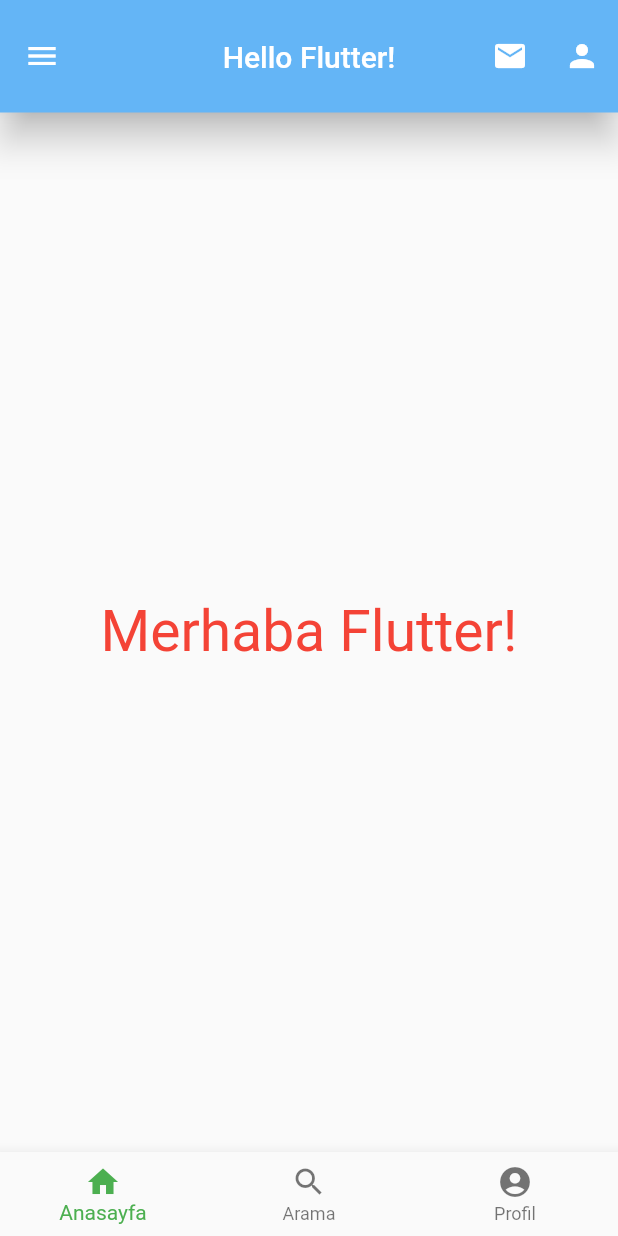
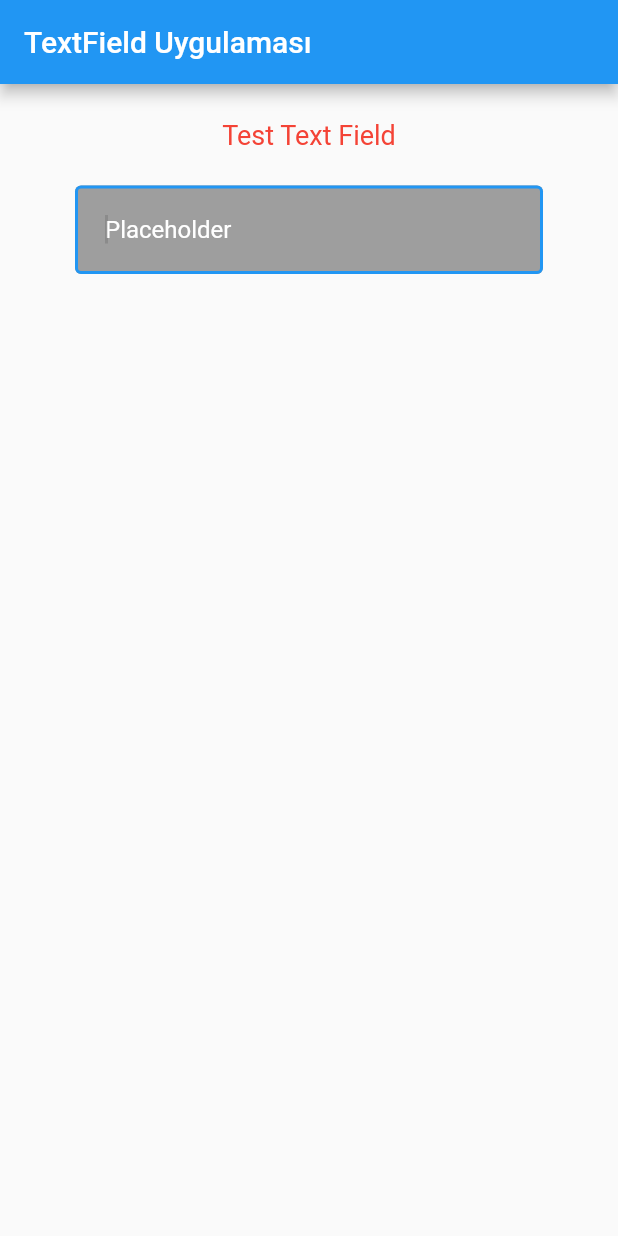
Before and after one commit to omeripek/flutter-widgets, a Flutter app: the screen it shows after launch, on a phone screen of 412 x 824 dp. Run offline on Flutter 3.47's test engine with Material 2 defaults, Android fonts, the phone set to English and light mode, and no system bars; our stand-ins replace webview_flutter.

Commit message:
text field widget

```diff
--- /dev/null
+++ b/flutter_widgets_test/lib/text_field.dart
@@ -0,0 +1,46 @@
+import 'package:flutter/material.dart';
+
+class TextfieldUygulamasi extends StatefulWidget {
+  const TextfieldUygulamasi({super.key});
+
+  @override
+  State<StatefulWidget> createState() {
+    return _UygulamamState();
+  }
+}
+
+class _UygulamamState extends State {
+  @override
+  Widget build(BuildContext context) {
+    return MaterialApp(
+      home: Scaffold(
+        appBar: AppBar(title: const Text("TextField Uygulaması"),),
+        body: Container(
+          padding: const EdgeInsets.only(left: 50, right: 50),
+          width: double.maxFinite,
+          height: 150,
+          child: Column(
+            mainAxisAlignment:  MainAxisAlignment.spaceEvenly,
+            children:  const [
+              Text("Test Text Field", style: TextStyle(fontSize: 18, color: Colors.red),),
+              TextField(
+                decoration: InputDecoration(
+                  border: OutlineInputBorder(),
+
+                  contentPadding: EdgeInsets.all(20),
+                  hintText: "Placeholder",
+                  hintStyle: TextStyle(color: Colors.white),
+                  filled: true,
+                  fillColor: Colors.grey
+                ),
+                autofocus: true,
+                cursorColor: Colors.black12,
+              )
+            ],
+          ),
+        ),
+      ),
+      debugShowCheckedModeBanner: false,
+    );
+  }
+}
```
Also changed, not shown: flutter_widgets_test/lib/hello.dart (+44 -1 lines), flutter_widgets_test/lib/main.dart (+6 -4 lines).
